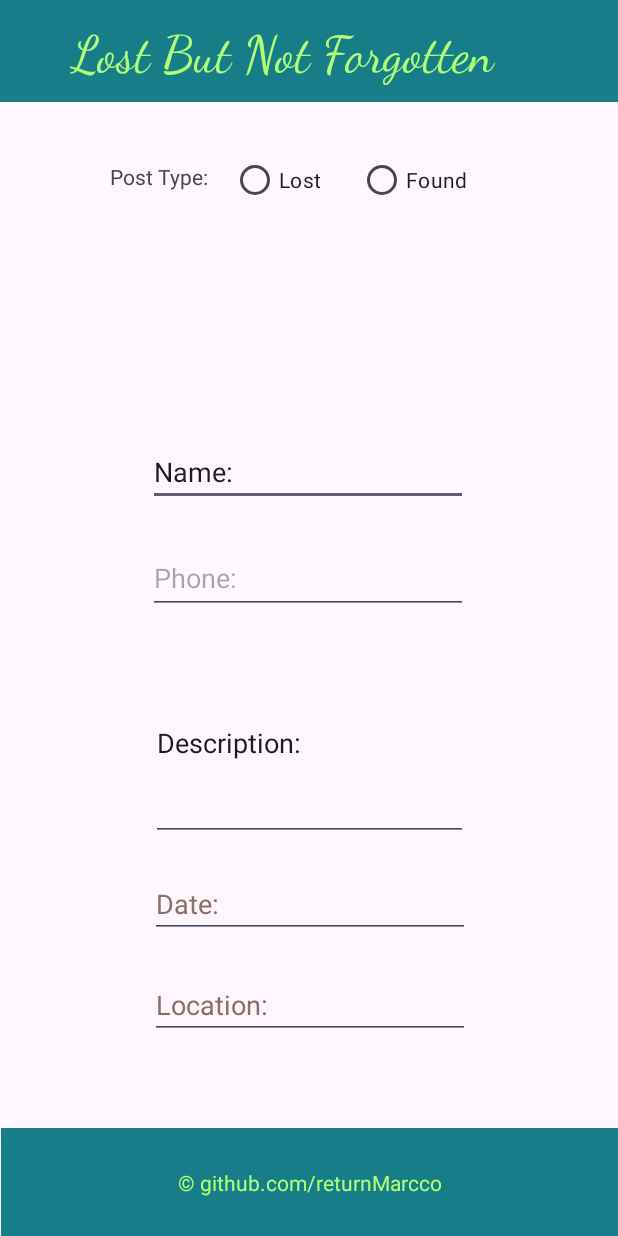
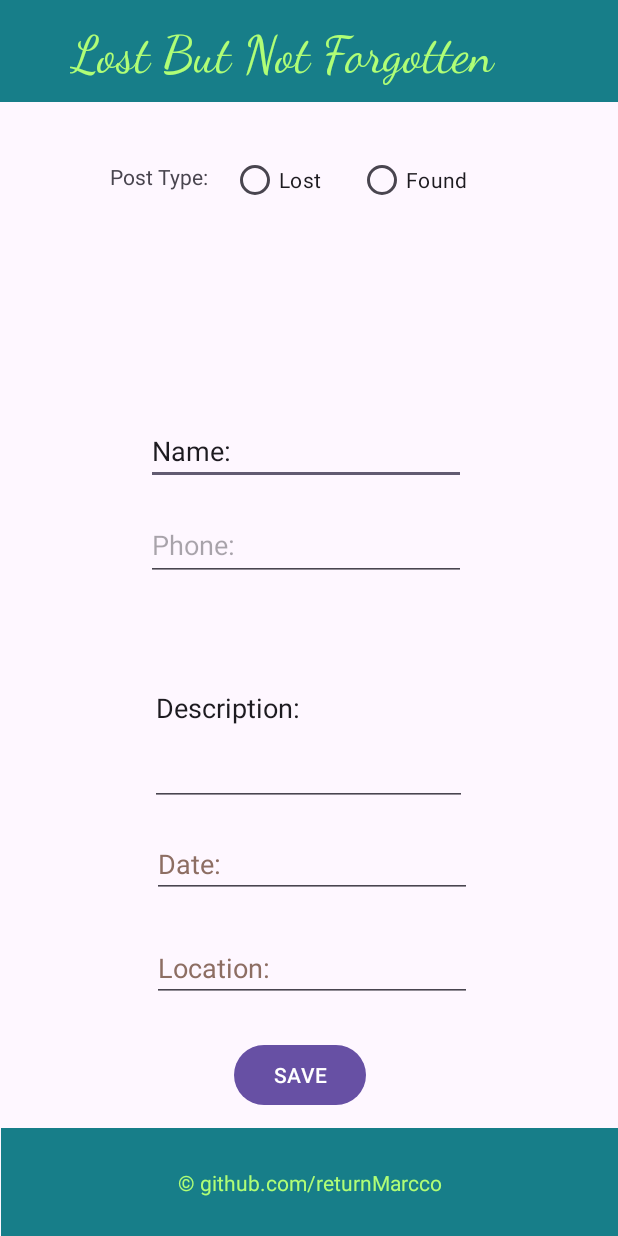
Before and after one commit to returnMarcco/lost-and-found-app-android, an Android app: the PostLostItemFormActivity screen opened directly, with no data from a screen before it, on a phone screen of 412 x 824 dp. Run offline under Robolectric (Android 15) with nearby library versions, the phone set to English and light mode, and no system bars.

Commit message:
finish draft layout

```diff
--- a/app/src/main/res/layout/activity_post_lost_item_form.xml
+++ b/app/src/main/res/layout/activity_post_lost_item_form.xml
@@ -91,15 +91,69 @@
         android:layout_height="wrap_content"
         android:layout_marginStart="100dp"
         android:layout_marginEnd="101dp"
-        android:layout_marginBottom="24dp"
+        android:layout_marginBottom="16dp"
         android:ems="10"
+        android:importantForAutofill="no"
         android:inputType="text"
         android:text="@string/name"
         app:layout_constraintBottom_toTopOf="@+id/editTextPhone"
         app:layout_constraintEnd_toEndOf="parent"
+        app:layout_constraintHorizontal_bias="1.0"
         app:layout_constraintStart_toStartOf="parent"
-        tools:ignore="LabelFor,TouchTargetSizeCheck"
-        android:importantForAutofill="no" />
+        tools:ignore="LabelFor,TouchTargetSizeCheck" />
+
+    <EditText
+        android:id="@+id/editTextText3"
+        android:layout_width="211dp"
+        android:layout_height="130dp"
+        android:layout_marginStart="100dp"
+        android:layout_marginEnd="100dp"
+        android:layout_marginBottom="16dp"
+        android:autofillHints=""
+        android:ems="10"
+        android:hint="@string/description"
+        android:inputType="text"
+        android:text="@string/item_description"
+        app:layout_constraintBottom_toTopOf="@+id/editTextDate"
+        app:layout_constraintEnd_toEndOf="parent"
+        app:layout_constraintHorizontal_bias="0.0"
+        app:layout_constraintStart_toStartOf="parent" />
+
+    <EditText
+        android:id="@+id/editTextTextPostalAddress"
+        android:layout_width="wrap_content"
+        android:layout_height="wrap_content"
+        android:layout_marginStart="101dp"
+        android:layout_marginEnd="100dp"
+        android:layout_marginBottom="84dp"
+        android:autofillHints=""
+        android:ems="10"
+        android:hint="@string/location"
+        android:inputType="textPostalAddress"
+        android:textColorHint="#8D6E63"
+        app:layout_constraintBottom_toTopOf="@+id/idFooterView"
+        app:layout_constraintEnd_toEndOf="parent"
+        app:layout_constraintHorizontal_bias="0.0"
+        app:layout_constraintStart_toStartOf="parent"
+        tools:ignore="TouchTargetSizeCheck" />
+
+    <EditText
+        android:id="@+id/editTextDate"
+        android:layout_width="wrap_content"
+        android:layout_height="wrap_content"
+        android:layout_marginStart="101dp"
+        android:layout_marginEnd="100dp"
+        android:layout_marginBottom="24dp"
+        android:autofillHints=""
+        android:ems="10"
+        android:hint="@string/date"
+        android:inputType="date"
+        android:textColorHint="#8D6E63"
+        app:layout_constraintBottom_toTopOf="@+id/editTextTextPostalAddress"
+        app:layout_constraintEnd_toEndOf="parent"
+        app:layout_constraintHorizontal_bias="0.0"
+        app:layout_constraintStart_toStartOf="parent"
+        tools:ignore="TouchTargetSizeCheck" />
 
     <EditText
         android:id="@+id/editTextPhone"
@@ -107,64 +161,27 @@
         android:layout_height="wrap_content"
         android:layout_marginStart="100dp"
         android:layout_marginEnd="101dp"
-        android:layout_marginBottom="21dp"
+        android:layout_marginBottom="20dp"
+        android:autofillHints=""
         android:ems="10"
         android:hint="@string/phone"
         android:inputType="phone"
         android:minHeight="48dp"
         app:layout_constraintBottom_toTopOf="@+id/editTextText3"
         app:layout_constraintEnd_toEndOf="parent"
-        app:layout_constraintStart_toStartOf="parent"
-        android:autofillHints="" />
+        app:layout_constraintHorizontal_bias="1.0"
+        app:layout_constraintStart_toStartOf="parent" />
 
-    <EditText
-        android:id="@+id/editTextText3"
-        android:layout_width="211dp"
-        android:layout_height="130dp"
-        android:layout_marginStart="100dp"
-        android:layout_marginEnd="100dp"
-        android:layout_marginBottom="19dp"
-        android:ems="10"
-        android:hint="@string/description"
-        android:inputType="text"
-        android:text="@string/item_description"
-        app:layout_constraintBottom_toTopOf="@+id/editTextDate"
-        app:layout_constraintEnd_toEndOf="parent"
-        app:layout_constraintStart_toStartOf="parent"
-        android:autofillHints="" />
-
-    <EditText
-        android:id="@+id/editTextDate"
+    <Button
+        android:id="@+id/idSavePostBtn"
         android:layout_width="wrap_content"
         android:layout_height="wrap_content"
-        android:layout_marginStart="101dp"
-        android:layout_marginEnd="100dp"
-        android:layout_marginBottom="22dp"
-        android:autofillHints=""
-        android:ems="10"
-        android:hint="@string/date"
-        android:inputType="date"
-        android:textColorHint="#8D6E63"
-        app:layout_constraintBottom_toTopOf="@+id/editTextTextPostalAddress"
-        app:layout_constraintEnd_toEndOf="parent"
-        app:layout_constraintStart_toStartOf="parent"
-        tools:ignore="TouchTargetSizeCheck" />
-
-    <EditText
-        android:id="@+id/editTextTextPostalAddress"
-        android:layout_width="wrap_content"
-        android:layout_height="wrap_content"
-        android:layout_marginStart="101dp"
-        android:layout_marginEnd="100dp"
-        android:layout_marginBottom="59dp"
-        android:autofillHints=""
-        android:ems="10"
-        android:hint="@string/location"
-        android:inputType="textPostalAddress"
-        android:textColorHint="#8D6E63"
+        android:layout_marginStart="155dp"
+        android:layout_marginEnd="168dp"
+        android:layout_marginBottom="11dp"
+        android:text="@string/save"
         app:layout_constraintBottom_toTopOf="@+id/idFooterView"
         app:layout_constraintEnd_toEndOf="parent"
-        app:layout_constraintStart_toStartOf="parent"
-        tools:ignore="TouchTargetSizeCheck" />
+        app:layout_constraintStart_toStartOf="parent" />
 
 </androidx.constraintlayout.widget.ConstraintLayout>
--- a/app/src/main/res/values-night/strings.xml
+++ b/app/src/main/res/values-night/strings.xml
@@ -16,4 +16,6 @@
     <string name="item_description">Description:</string>
     <string name="date">Date:</string>
     <string name="location">Location:</string>
+    <string name="save">SAVE</string>
+    <string name="remove">REMOVE</string>
 </resources>
--- a/app/src/main/res/values/strings.xml
+++ b/app/src/main/res/values/strings.xml
@@ -16,4 +16,6 @@
     <string name="item_description">Description:</string>
     <string name="date">Date:</string>
     <string name="location">Location:</string>
+    <string name="save">SAVE</string>
+    <string name="remove">REMOVE</string>
 </resources>
```
Also changed, not shown: app/src/main/res/layout/activity_remove_lost_and_found_post.xml (+23 -6 lines), app/src/main/res/layout/activity_see_all_lost_items.xml (+17 -4 lines).
